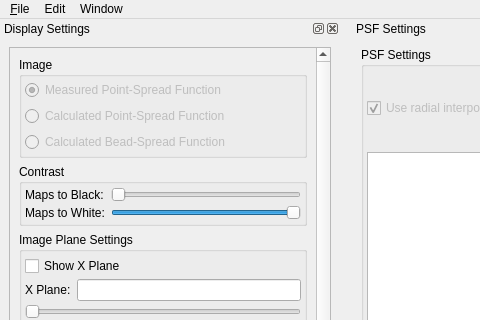
Above: apps/PSFEstimator/PSFEstimator.ui from CISMM/PSFEstimator before the change; both pictures show x 0 to 480 and y 0 to 320 of the 1002 by 806 pixel window. Below: the same form after it.
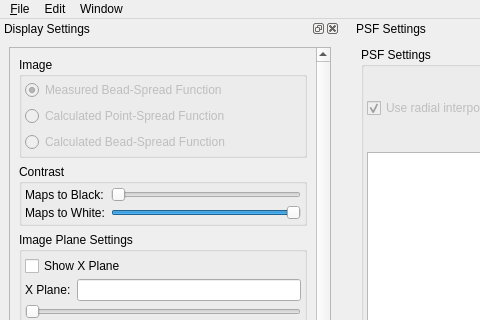
That is the form after the change. Custom widgets are drawn as their Qt base class.

Commit message: Changed name of widget for the imported measured image.

Patch:
```diff
--- a/apps/PSFEstimator/PSFEstimator.ui
+++ b/apps/PSFEstimator/PSFEstimator.ui
@@ -180,7 +180,7 @@
                <string>Show the loaded, measured PSF.</string>
               </property>
               <property name="text">
-               <string>Measured Point-Spread Function</string>
+               <string>Measured Bead-Spread Function</string>
               </property>
               <property name="checked">
                <bool>true</bool>
```
Left out of the diff: 2 changed lines with no effect on the pictures.
